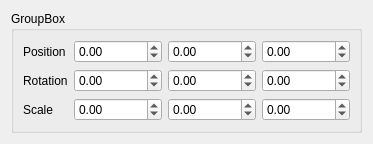
PatatesIDracs/ColorinesGLSL-Programming, file JopeShaderEngine/transformui.ui: the form before one commit.
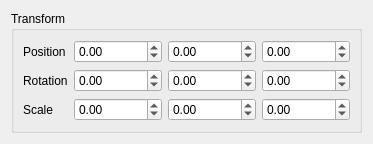
The form after the commit.

```diff
--- a/JopeShaderEngine/transformui.ui
+++ b/JopeShaderEngine/transformui.ui
@@ -6,7 +6,7 @@
    <rect>
     <x>0</x>
     <y>0</y>
-    <width>333</width>
+    <width>342</width>
     <height>129</height>
    </rect>
   </property>
@@ -17,7 +17,7 @@
    <item>
     <widget class="QGroupBox" name="transfromGroup">
      <property name="title">
-      <string>GroupBox</string>
+      <string>Transform</string>
      </property>
      <layout class="QVBoxLayout" name="verticalLayout_2">
       <item>
```
